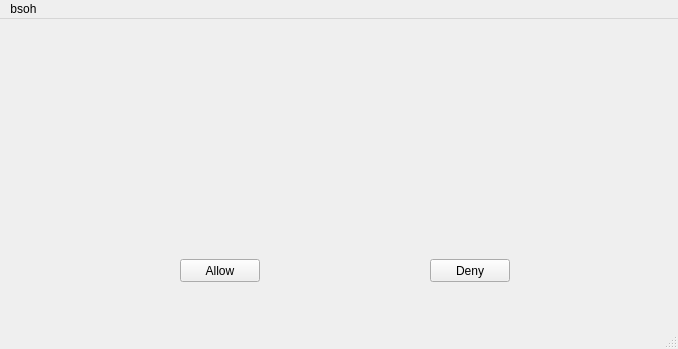
The window that mainwindow.ui (smtobs/qt_intercom) describes before a commit, drawn with Qt 5.
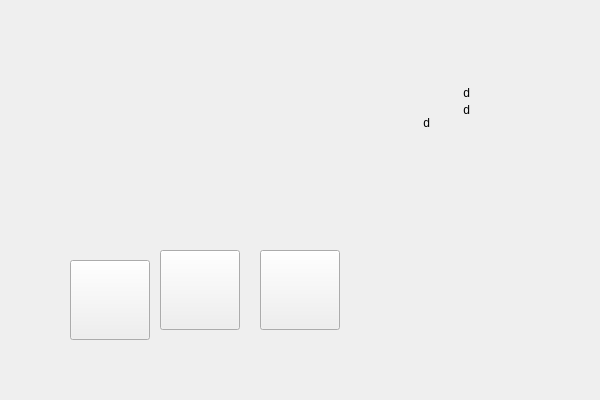
The same window after the commit. Icons and pictures are not drawn.

Commit message: Apply Intercom UI

Diff of the .ui file:
```diff
--- a/mainwindow.ui
+++ b/mainwindow.ui
@@ -2,75 +2,206 @@
 <ui version="4.0">
  <class>MainWindow</class>
  <widget class="QMainWindow" name="MainWindow">
+  <property name="enabled">
+   <bool>true</bool>
+  </property>
   <property name="geometry">
    <rect>
     <x>0</x>
     <y>0</y>
-    <width>678</width>
-    <height>349</height>
+    <width>600</width>
+    <height>400</height>
    </rect>
   </property>
   <property name="windowTitle">
    <string>MainWindow</string>
   </property>
+  <property name="autoFillBackground">
+   <bool>false</bool>
+  </property>
+  <property name="styleSheet">
+   <string notr="true">border-image: url(:/image/main/img/video-door-phone.png);</string>
+  </property>
+  <property name="animated">
+   <bool>true</bool>
+  </property>
+  <property name="documentMode">
+   <bool>false</bool>
+  </property>
+  <property name="dockNestingEnabled">
+   <bool>false</bool>
+  </property>
+  <property name="unifiedTitleAndToolBarOnMac">
+   <bool>false</bool>
+  </property>
   <widget class="QWidget" name="centralwidget">
-   <widget class="QLabel" name="label_pic">
+   <widget class="QPushButton" name="poweroffButton">
     <property name="geometry">
      <rect>
-      <x>170</x>
-      <y>50</y>
-      <width>340</width>
+      <x>260</x>
+      <y>250</y>
+      <width>80</width>
+      <height>80</height>
+     </rect>
+    </property>
+    <property name="cursor">
+     <cursorShape>PointingHandCursor</cursorShape>
+    </property>
+    <property name="mouseTracking">
+     <bool>true</bool>
+    </property>
+    <property name="styleSheet">
+     <string notr="true">border-image: url(:/image/main/img/power_off.png);</string>
+    </property>
+    <property name="text">
+     <string/>
+    </property>
+   </widget>
+   <widget class="QLabel" name="labelWebCamImg">
+    <property name="geometry">
+     <rect>
+      <x>110</x>
+      <y>75</y>
+      <width>380</width>
       <height>140</height>
      </rect>
     </property>
+    <property name="font">
+     <font>
+      <pointsize>24</pointsize>
+     </font>
+    </property>
+    <property name="styleSheet">
+     <string notr="true">border-image: url(:/image/main/display.png);</string>
+    </property>
     <property name="text">
      <string/>
     </property>
-   </widget>
-   <widget class="QPushButton" name="allowButton">
-    <property name="geometry">
-     <rect>
-      <x>180</x>
-      <y>240</y>
-      <width>80</width>
-      <height>23</height>
-     </rect>
-    </property>
-    <property name="text">
-     <string>Allow</string>
+    <property name="alignment">
+     <set>Qt::AlignCenter</set>
     </property>
    </widget>
    <widget class="QPushButton" name="denyButton">
     <property name="geometry">
      <rect>
-      <x>430</x>
-      <y>240</y>
+      <x>160</x>
+      <y>250</y>
       <width>80</width>
-      <height>23</height>
+      <height>80</height>
      </rect>
     </property>
+    <property name="styleSheet">
+     <string notr="true">border-image: url(:/image/main/img/deny.png);</string>
+    </property>
     <property name="text">
-     <string>Deny</string>
+     <string/>
     </property>
    </widget>
-  </widget>
-  <widget class="QMenuBar" name="menubar">
-   <property name="geometry">
-    <rect>
-     <x>0</x>
-     <y>0</y>
-     <width>678</width>
-     <height>20</height>
-    </rect>
-   </property>
-   <widget class="QMenu" name="menubsoh">
-    <property name="title">
-     <string>bsoh</string>
+   <widget class="QPushButton" name="allowButton">
+    <property name="geometry">
+     <rect>
+      <x>70</x>
+      <y>260</y>
+      <width>80</width>
+      <height>80</height>
+     </rect>
     </property>
+    <property name="styleSheet">
+     <string notr="true">border-image: url(:/image/main/img/access.png);</string>
+    </property>
+    <property name="text">
+     <string/>
+    </property>
    </widget>
-   <addaction name="menubsoh"/>
+   <widget class="QLabel" name="labelWeth">
+    <property name="geometry">
+     <rect>
+      <x>380</x>
+      <y>80</y>
+      <width>50</width>
+      <height>50</height>
+     </rect>
+    </property>
+    <property name="styleSheet">
+     <string notr="true">border-image: url(:/image/main/display.png);</string>
+    </property>
+    <property name="text">
+     <string>d</string>
+    </property>
+    <property name="alignment">
+     <set>Qt::AlignBottom|Qt::AlignRight|Qt::AlignTrailing</set>
+    </property>
+   </widget>
+   <widget class="QLabel" name="labelTemp">
+    <property name="geometry">
+     <rect>
+      <x>420</x>
+      <y>80</y>
+      <width>50</width>
+      <height>20</height>
+     </rect>
+    </property>
+    <property name="layoutDirection">
+     <enum>Qt::LeftToRight</enum>
+    </property>
+    <property name="styleSheet">
+     <string notr="true">border-image: url(:/image/main/display.png);</string>
+    </property>
+    <property name="text">
+     <string>d</string>
+    </property>
+    <property name="scaledContents">
+     <bool>false</bool>
+    </property>
+    <property name="alignment">
+     <set>Qt::AlignBottom|Qt::AlignRight|Qt::AlignTrailing</set>
+    </property>
+    <property name="wordWrap">
+     <bool>false</bool>
+    </property>
+    <property name="openExternalLinks">
+     <bool>false</bool>
+    </property>
+   </widget>
+   <widget class="QLabel" name="labelHum">
+    <property name="enabled">
+     <bool>true</bool>
+    </property>
+    <property name="geometry">
+     <rect>
+      <x>420</x>
+      <y>100</y>
+      <width>50</width>
+      <height>20</height>
+     </rect>
+    </property>
+    <property name="autoFillBackground">
+     <bool>false</bool>
+    </property>
+    <property name="styleSheet">
+     <string notr="true">border-image: url(:/image/main/display.png);</string>
+    </property>
+    <property name="frameShape">
+     <enum>QFrame::NoFrame</enum>
+    </property>
+    <property name="text">
+     <string>d</string>
+    </property>
+    <property name="alignment">
+     <set>Qt::AlignRight|Qt::AlignTrailing|Qt::AlignVCenter</set>
+    </property>
+    <property name="wordWrap">
+     <bool>false</bool>
+    </property>
+   </widget>
+   <zorder>poweroffButton</zorder>
+   <zorder>labelWebCamImg</zorder>
+   <zorder>denyButton</zorder>
+   <zorder>allowButton</zorder>
+   <zorder>labelWeth</zorder>
+   <zorder>labelHum</zorder>
+   <zorder>labelTemp</zorder>
   </widget>
-  <widget class="QStatusBar" name="statusbar"/>
  </widget>
  <resources/>
  <connections/>
```
Left out of the diff: 12 changed lines with no effect on the pictures.
